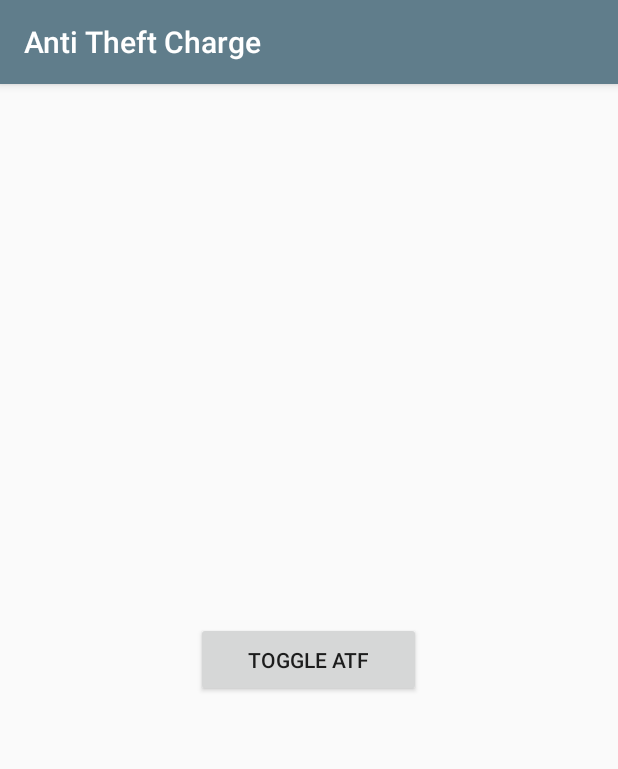
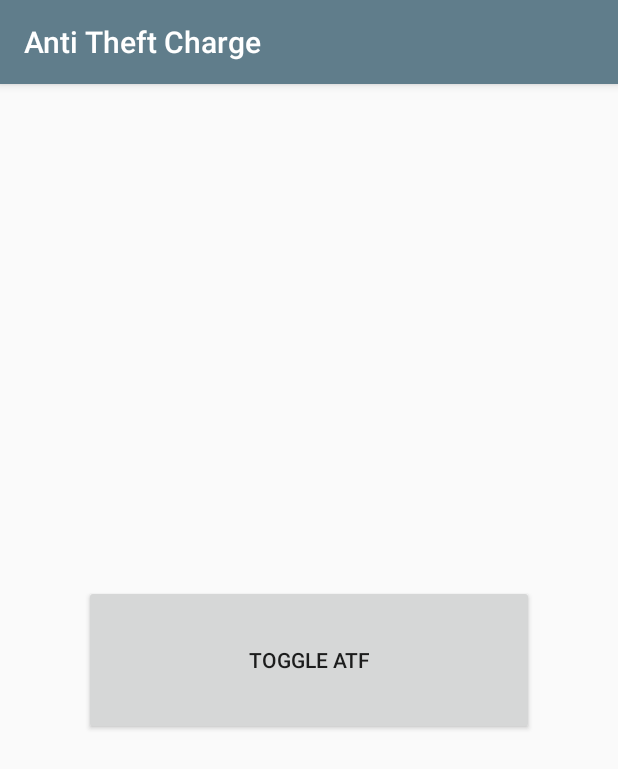
Before and after one commit to Lissy93/anti-theft-charge, an Android app: the screen it shows after launch (MainActivity), on a phone screen of 412 x 824 dp. Shown: the top 769 px of the screen. Run offline under Robolectric (Android 15) with nearby library versions, the phone set to English and light mode, and no system bars; libraries missing offline, so code that uses them is left out: com.dx.dxloadingbutton; plain views replace LoadingButton; 2 statements that could not run were skipped.

Commit message:
New colors

```diff
--- a/app/src/main/res/layout/activity_main.xml
+++ b/app/src/main/res/layout/activity_main.xml
@@ -15,11 +15,12 @@
 
         <com.dx.dxloadingbutton.lib.LoadingButton
             android:id="@+id/toggleButton"
-            android:layout_width="150dp"
-            android:layout_height="50dp"
+            android:layout_width="300dp"
+            android:layout_height="100dp"
             android:layout_centerInParent="true"
             android:contentDescription="@string/strToggleDescription"
             android:text="@string/toggleATC"
+            app:lb_btnColor="@color/colorAccent"
             app:lb_btnDisabledColor="#cccccc"
             app:lb_btnRippleColor="#000000"
             app:lb_btnText="@string/toggleATC"
--- a/app/src/main/res/values/colors.xml
+++ b/app/src/main/res/values/colors.xml
@@ -5,6 +5,6 @@
     <color name="colorAccent">#FFC107</color>
 
     <color name="colorSafe">#2bb673</color>
-    <color name="colorNeutral">#ababab</color>
+    <color name="colorNeutral">#ffffff</color>
     <color name="colorDanger">#ae1212</color>
 </resources>
```
